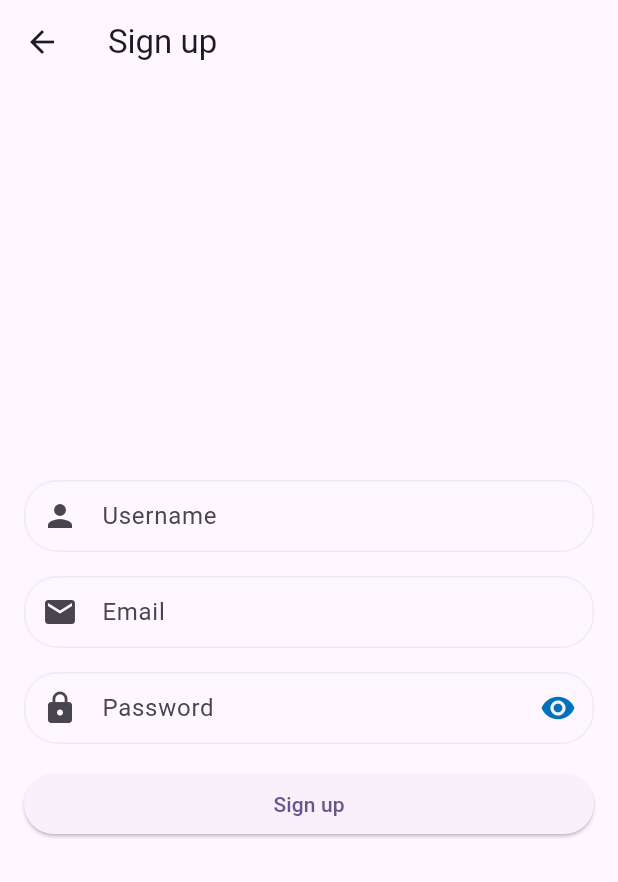
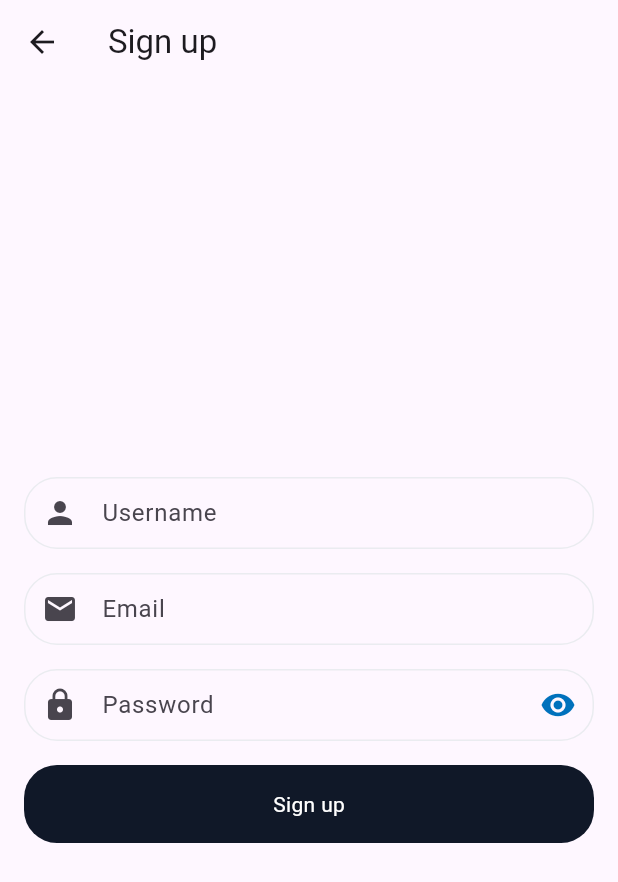
Before and after one commit to Quwaysim/repore_chat, a Flutter app: the screen it shows after launch, after a tap on "Login", after a tap on "Sign Up", on a phone screen of 412 x 824 dp. Shown: the top 882 px of the screen. Run offline on Flutter 3.47's test engine with Material 3 defaults, Android fonts, the phone set to English and light mode, and no system bars; our stand-ins replace cloud_firestore, firebase_auth, firebase_core, flutter_riverpod, flutter_screenutil, flutter_svg and 2 more; accounts and stored records are empty; generated files the repository leaves out were written again.

Commit message:
patch: custome button replaced everywhere

```diff
--- a/lib/auth/presentation/login_screen.dart
+++ b/lib/auth/presentation/login_screen.dart
@@ -4,6 +4,7 @@ import 'package:gap/gap.dart';
 import 'package:repore_chat/auth/application/auth_notifier.dart';
 import 'package:repore_chat/auth/application/auth_state.dart';
 import 'package:repore_chat/auth/presentation/sign_up_screen.dart';
+import 'package:repore_chat/utils/widgets/custom_button.dart';
 import 'package:repore_chat/utils/widgets/custom_textfield.dart';
 
 class LoginScreen extends ConsumerStatefulWidget {
@@ -91,12 +92,10 @@ class _LoginScreenState extends ConsumerState<LoginScreen> {
                 },
               ),
               const Gap(16),
-              SizedBox(
-                width: double.infinity,
-                child: ElevatedButton(
-                  onPressed: authState == const AuthState.loading()
-                      ? null
-                      : () {
+              CustomButton(
+                text: 'Login',
+                loading: authState == const AuthState.loading(),
+                onPressed: () {
                   if (_formKey.currentState?.validate() ?? false) {
                     ref.read(authProvider.notifier).signInWithEmailAndPassword(
                           _emailController.text.trim(),
@@ -104,17 +103,6 @@ class _LoginScreenState extends ConsumerState<LoginScreen> {
                         );
                   }
                 },
-                  child: authState.maybeWhen(
-                    loading: () => const SizedBox(
-                      height: 20,
-                      width: 20,
-                      child: CircularProgressIndicator(
-                        strokeWidth: 2,
-                      ),
-                    ),
-                    orElse: () => const Text('Login'),
-                  ),
-                ),
               ),
               const Gap(16),
               Row(
--- a/lib/auth/presentation/sign_up_screen.dart
+++ b/lib/auth/presentation/sign_up_screen.dart
@@ -3,6 +3,7 @@ import 'package:flutter_riverpod/flutter_riverpod.dart';
 import 'package:gap/gap.dart';
 import 'package:repore_chat/auth/application/auth_notifier.dart';
 import 'package:repore_chat/auth/application/auth_state.dart';
+import 'package:repore_chat/utils/widgets/custom_button.dart';
 import 'package:repore_chat/utils/widgets/custom_textfield.dart';
 
 class SignUpScreen extends ConsumerStatefulWidget {
@@ -84,12 +85,10 @@ class _SignUpScreenState extends ConsumerState<SignUpScreen> {
                 },
               ),
               const Gap(16),
-              SizedBox(
-                width: double.infinity,
-                child: ElevatedButton(
-                  onPressed: authState == const AuthState.loading()
-                      ? null
-                      : () {
+              CustomButton(
+                text: 'Sign up',
+                loading: authState == const AuthState.loading(),
+                onPressed: () {
                   if (_formKey.currentState?.validate() ?? false) {
                     ref.read(authProvider.notifier).signUpWithEmailAndPassword(
                           _usernameController.text.trim(),
@@ -98,17 +97,6 @@ class _SignUpScreenState extends ConsumerState<SignUpScreen> {
                         );
                   }
                 },
-                  child: authState.maybeWhen(
-                    loading: () => const SizedBox(
-                      height: 20,
-                      width: 20,
-                      child: CircularProgressIndicator(
-                        strokeWidth: 2,
-                      ),
-                    ),
-                    orElse: () => const Text('Sign up'),
-                  ),
-                ),
               ),
             ],
           ),
```
Lines whose indentation alone changed are shown as unchanged.
